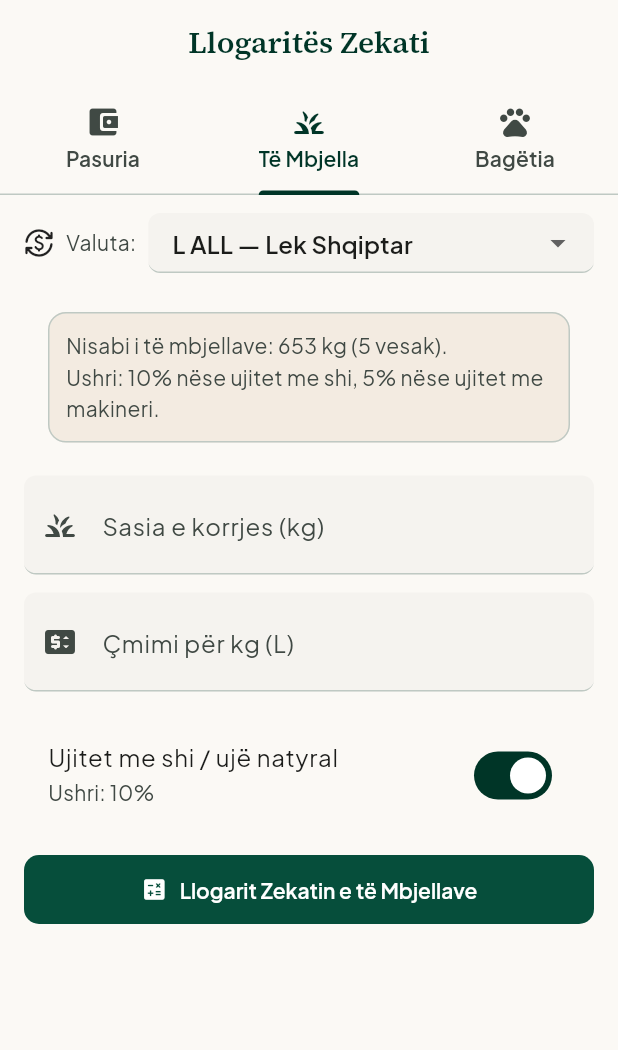
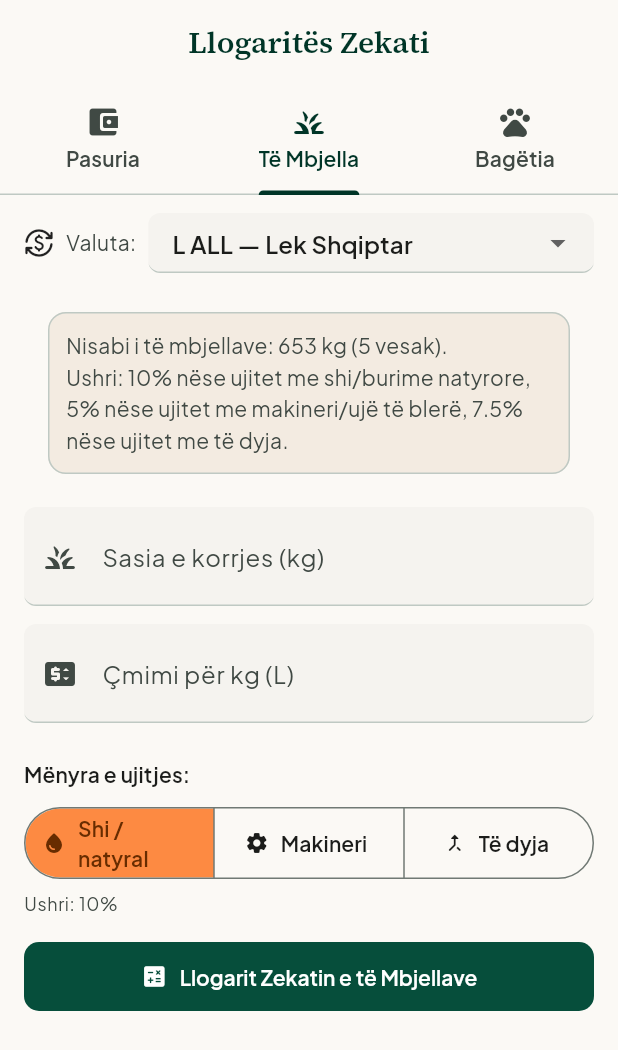
Before and after one commit to gaming-clan/al-mizan, a Flutter app: the ZakatCalculatorScreen screen opened by its route, tab 2 chosen, on a phone screen of 412 x 824 dp. Shown: the top 1050 px of the screen. Run offline on Flutter 3.47's test engine with Material 3 defaults, Android fonts, the phone set to English and light mode, and no system bars; our stand-ins replace drift, flutter_local_notifications, flutter_riverpod, flutter_timezone, go_router, google_fonts and 4 more; accounts and stored records are empty; generated files the repository leaves out were written again; network calls fail.

Commit message:
feat: enhance crop zakat calculation by adding irrigation method options and updating UI

```diff
--- a/lib/core/constants/app_constants.dart
+++ b/lib/core/constants/app_constants.dart
@@ -15,6 +15,7 @@ class AppConstants {
   static const double cropNisabKg = 653.0; // 5 wasaq
   static const double cropRateRainIrrigated = 0.10; // 10% ushur
   static const double cropRateMachineIrrigated = 0.05; // 5%
+  static const double cropRateBothIrrigated = 0.075; // 7.5% (ujitje e përzier)
 
   // Currency data (fallback rates vs USD)
   static const Map<String, String> currencySymbols = {
--- a/lib/core/utils/zakat_calculator.dart
+++ b/lib/core/utils/zakat_calculator.dart
@@ -1,6 +1,35 @@
 import 'dart:convert';
 import 'package:http/http.dart' as http;
 import '../constants/app_constants.dart';
+
+/// The three irrigation methods that determine the ushr rate.
+enum CropIrrigationMethod {
+  natural, // rain, river, natural springs — no cost
+  machine, // machinery / purchased water — with cost
+  both; // irrigated with both methods
+
+  String get label {
+    switch (this) {
+      case CropIrrigationMethod.natural:
+        return 'Ujitet me shi / ujë natyral';
+      case CropIrrigationMethod.machine:
+        return 'Ujitet me makineri / ujë të blerë';
+      case CropIrrigationMethod.both:
+        return 'Ujitet me të dyja';
+    }
+  }
+
+  double get rate {
+    switch (this) {
+      case CropIrrigationMethod.natural:
+        return AppConstants.cropRateRainIrrigated;
+      case CropIrrigationMethod.machine:
+        return AppConstants.cropRateMachineIrrigated;
+      case CropIrrigationMethod.both:
+        return AppConstants.cropRateBothIrrigated;
+    }
+  }
+}
 
 class ZakatCalculator {
   /// Fetches live exchange rates vs USD from open.er-api.com.
@@ -85,15 +114,13 @@ class ZakatCalculator {
   /// Calculates zakat on crops (ushur).
   static CropZakatResult calculateCropZakat({
     required double harvestKg,
-    required bool isRainIrrigated,
+    required CropIrrigationMethod irrigationMethod,
     required double pricePerKg,
     required String currencyCode,
   }) {
     const nisabKg = AppConstants.cropNisabKg;
     final isEligible = harvestKg >= nisabKg;
-    final rate = isRainIrrigated
-        ? AppConstants.cropRateRainIrrigated
-        : AppConstants.cropRateMachineIrrigated;
+    final rate = irrigationMethod.rate;
     final zakatKg = isEligible ? harvestKg * rate : 0.0;
     final zakatValue = zakatKg * pricePerKg;
 
--- a/lib/features/zakat_calculator/presentation/zakat_calculator_screen.dart
+++ b/lib/features/zakat_calculator/presentation/zakat_calculator_screen.dart
@@ -28,7 +28,7 @@ class _ZakatCalculatorScreenState
   // Crop controllers
   final _harvestCtrl = TextEditingController();
   final _pricePerKgCtrl = TextEditingController();
-  bool _isRainIrrigated = true;
+  CropIrrigationMethod _irrigationMethod = CropIrrigationMethod.natural;
 
   // Livestock controllers
   final _sheepCtrl = TextEditingController();
@@ -85,7 +85,7 @@ class _ZakatCalculatorScreenState
     final code = ref.read(selectedCurrencyProvider);
     final result = ZakatCalculator.calculateCropZakat(
       harvestKg: double.tryParse(_harvestCtrl.text) ?? 0,
-      isRainIrrigated: _isRainIrrigated,
+      irrigationMethod: _irrigationMethod,
       pricePerKg: double.tryParse(_pricePerKgCtrl.text) ?? 0,
       currencyCode: code,
     );
@@ -331,7 +331,7 @@ class _ZakatCalculatorScreenState
             padding: const EdgeInsets.all(12),
             child: Text(
               'Nisabi i të mbjellave: ${AppConstants.cropNisabKg.toStringAsFixed(0)} kg (5 vesak).\n'
-              'Ushri: 10% nëse ujitet me shi, 5% nëse ujitet me makineri.',
+              'Ushri: 10% nëse ujitet me shi/burime natyrore, 5% nëse ujitet me makineri/ujë të blerë, 7.5% nëse ujitet me të dyja.',
               style: theme.textTheme.bodyMedium,
             ),
           ),
@@ -340,14 +340,37 @@ class _ZakatCalculatorScreenState
         _field('Sasia e korrjes (kg)', _harvestCtrl, Icons.grass_rounded),
         _field('Çmimi për kg ($sym)', _pricePerKgCtrl,
             Icons.price_change_rounded),
+        const SizedBox(height: 12),
+        Text('Mënyra e ujitjes:', style: theme.textTheme.titleSmall),
         const SizedBox(height: 8),
-        SwitchListTile(
-          title: const Text('Ujitet me shi / ujë natyral'),
-          subtitle: Text(_isRainIrrigated
-              ? 'Ushri: 10%'
-              : 'Ushri: 5% (ujitje me makineri)'),
-          value: _isRainIrrigated,
-          onChanged: (v) => setState(() => _isRainIrrigated = v),
+        SegmentedButton<CropIrrigationMethod>(
+          segments: const [
+            ButtonSegment(
+              value: CropIrrigationMethod.natural,
+              label: Text('Shi / natyral'),
+              icon: Icon(Icons.water_drop_rounded, size: 16),
+            ),
+            ButtonSegment(
+              value: CropIrrigationMethod.machine,
+              label: Text('Makineri'),
+              icon: Icon(Icons.settings_rounded, size: 16),
+            ),
+            ButtonSegment(
+              value: CropIrrigationMethod.both,
+              label: Text('Të dyja'),
+              icon: Icon(Icons.merge_type_rounded, size: 16),
+            ),
+          ],
+          selected: {_irrigationMethod},
+          onSelectionChanged: (s) =>
+              setState(() => _irrigationMethod = s.first),
+          showSelectedIcon: false,
+        ),
+        const SizedBox(height: 4),
+        Text(
+          'Ushri: ${(_irrigationMethod.rate * 100).toStringAsFixed(1).replaceAll('.0', '')}%',
+          style: theme.textTheme.bodySmall
+              ?.copyWith(color: theme.colorScheme.onSurfaceVariant),
         ),
         const SizedBox(height: 16),
         FilledButton.icon(
```
